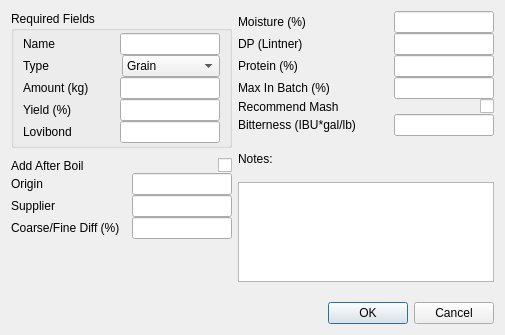
Old version of the form fermentableEditor.ui in the repository Brewtarget/brewtarget.
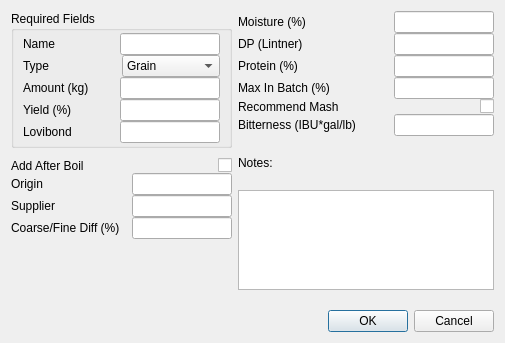
New version of the form.

```diff
--- a/fermentableEditor.ui
+++ b/fermentableEditor.ui
@@ -6,7 +6,7 @@
     <x>0</x>
     <y>0</y>
     <width>505</width>
-    <height>335</height>
+    <height>343</height>
    </rect>
   </property>
   <property name="windowTitle" >
```
